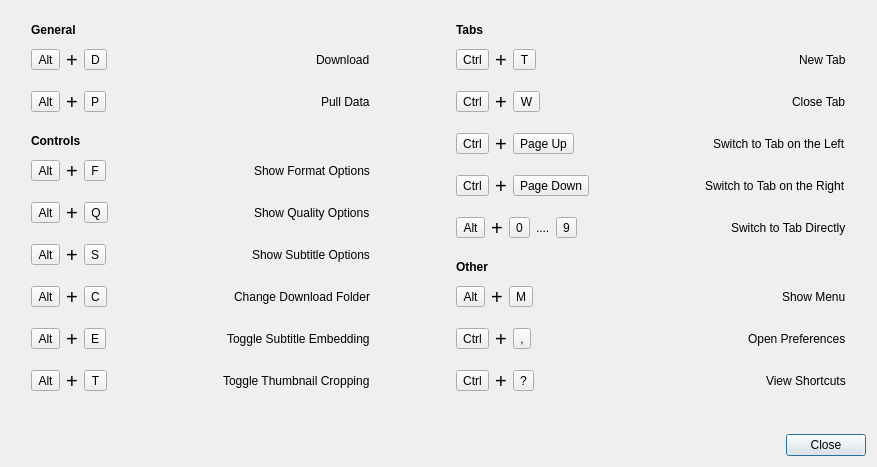
markop404/media-downloader, file src/designer/keyboard_shortcuts_dialog.ui: the form before one commit.
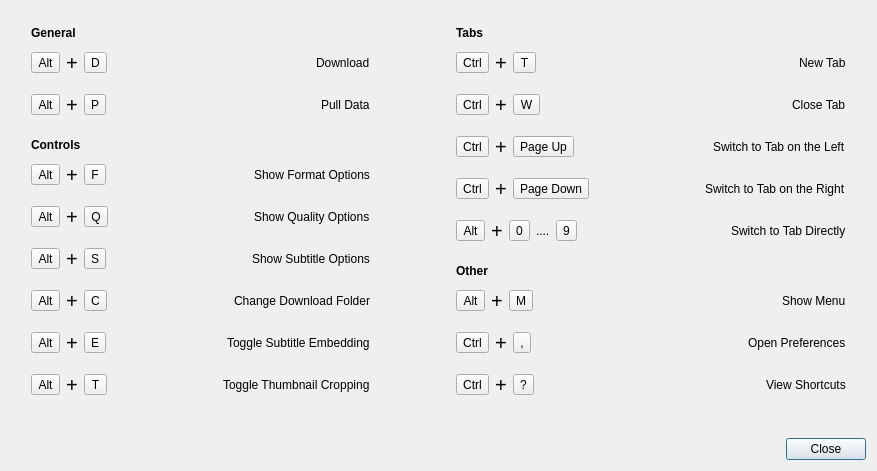
The form after the commit.

Patch:
```diff
--- a/src/designer/keyboard_shortcuts_dialog.ui
+++ b/src/designer/keyboard_shortcuts_dialog.ui
@@ -37,7 +37,7 @@
          <property name="sizeHint" stdset="0">
           <size>
            <width>20</width>
-           <height>12</height>
+           <height>15</height>
           </size>
          </property>
         </spacer>
@@ -226,7 +226,7 @@
          <property name="sizeHint" stdset="0">
           <size>
            <width>20</width>
-           <height>14</height>
+           <height>15</height>
           </size>
          </property>
         </spacer>
@@ -754,7 +754,7 @@
          <property name="sizeHint" stdset="0">
           <size>
            <width>20</width>
-           <height>12</height>
+           <height>15</height>
           </size>
          </property>
         </spacer>
@@ -1200,7 +1200,7 @@
          <property name="sizeHint" stdset="0">
           <size>
            <width>20</width>
-           <height>14</height>
+           <height>15</height>
           </size>
          </property>
         </spacer>
```
